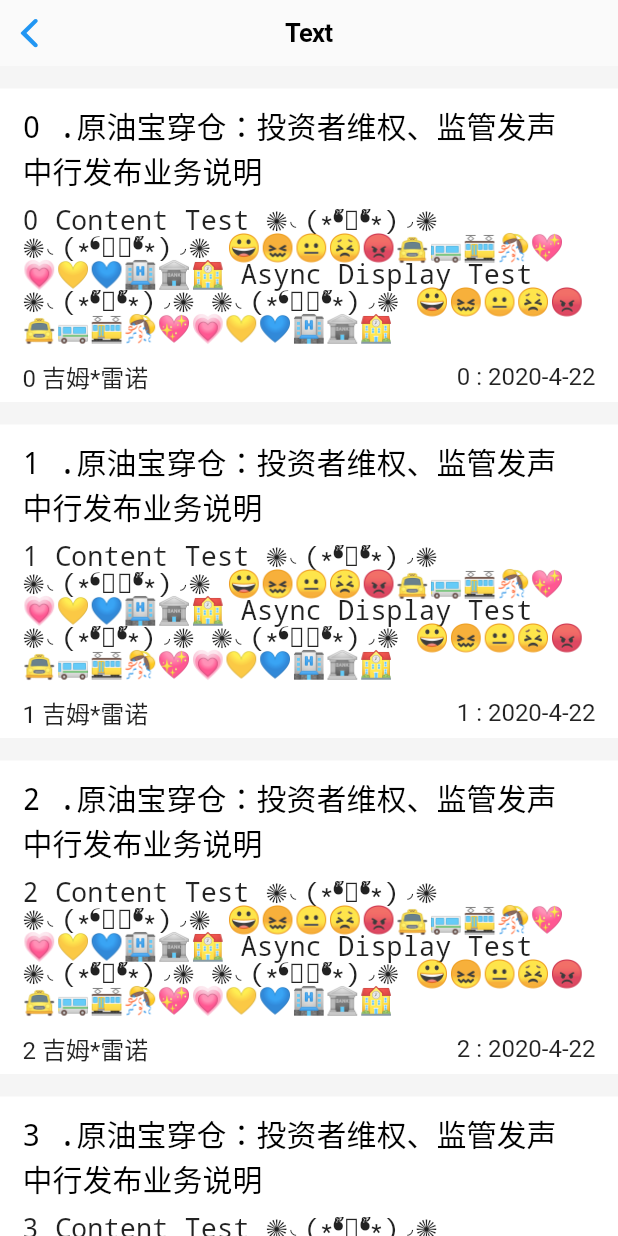
After one commit to huangMingHua/flutter_study, a Flutter app: the ListViewDemo screen opened directly, on a phone screen of 412 x 824 dp. The commit adds this screen. Run offline on Flutter 3.47's test engine with Material 2 defaults, Android fonts, the phone set to English and light mode, and no system bars; network calls fail.

Commit message:
no message

```diff
--- a/lib/pages/home.dart
+++ b/lib/pages/home.dart
@@ -36,7 +36,8 @@ class HomePage extends StatelessWidget {
                           style: Theme.of(context).textTheme.title,
                         ),
                       ),
-                    )),
+                    )
+                    ),
               ),
               Container(
                 margin: EdgeInsets.only(top: 10),
--- /dev/null
+++ b/lib/pages/uiDemo/4ListViewDemo.dart
@@ -0,0 +1,186 @@
+import 'package:flutter/material.dart';
+import 'package:flutter/cupertino.dart';
+
+///ListView内置三种构建方式 builder，默认构建函数和custom
+
+///第一种builder  使用回调函数itemBuilder动态的构建每一个cell
+class ListViewDemo extends StatelessWidget {
+  final dataList = NetDataItem.demoBluilder();
+  @override
+  Widget build(BuildContext context) {
+    return CupertinoPageScaffold(
+      navigationBar: CupertinoNavigationBar(
+        middle: Text('Text'),
+        backgroundColor: Color(0xffffffff),
+      ),
+      child: Container(
+        color: Color(0xFFF5F5F5),
+        child: ListView.builder(
+          ///设置item的个数
+          itemCount: this.dataList.length,
+          itemBuilder: (BuildContext context, int index) {
+            return GestureDetector(
+              child: ListViewCell(item: this.dataList[index]),
+              onTap: () {
+                print("我点击了第" + index.toString() + "个");
+              },
+            );
+          },
+        ),
+      ),
+    );
+  }
+}
+
+class ListViewDemo1 extends StatefulWidget implements SliverChildDelegate {
+  var dataList = NetDataItem.demoBluilder();
+  @override
+  _ListViewDemo1State createState() => _ListViewDemo1State();
+
+  @override
+  void debugFillDescription(List<String> description) {}
+
+  @override
+  void didFinishLayout(int firstIndex, int lastIndex) {}
+
+  @override
+  double estimateMaxScrollOffset(int firstIndex, int lastIndex,
+      double leadingScrollOffset, double trailingScrollOffset) {
+    return null;
+  }
+
+  @override
+  // TODO: implement estimatedChildCount
+  int get estimatedChildCount => 100;
+
+  @override
+  int findIndexByKey(Key key) {
+    // TODO: implement findIndexByKey
+    return 1;
+  }
+
+  @override
+  bool shouldRebuild(SliverChildDelegate oldDelegate) {
+    // TODO: implement shouldRebuild
+    return false;
+  }
+
+  @override
+  Widget build(BuildContext context, int index) {
+    // TODO: implement build
+    return null;
+  }
+}
+
+class _ListViewDemo1State extends State<ListViewDemo1> {
+  void _aActiveChanged() {
+    setState(() {
+      widget.dataList = NetDataItem.demoBluilder();
+    });
+  }
+
+  @override
+  Widget build(BuildContext context) {
+    return CupertinoPageScaffold(
+      navigationBar: CupertinoNavigationBar(
+        middle: Text('Text'),
+        backgroundColor: Color(0xffffffff),
+      ),
+      child: GestureDetector(
+        onTap: _aActiveChanged,
+        child: Container(
+          color: Color(0xFFF5F5F5),
+          child: ListView.custom(childrenDelegate: widget),
+        ),
+      ),
+    );
+  }
+}
+
+///第二种custom  使用类似于ios的UITableViewDelegate方式 由父组件 代理生成cell
+
+class ListViewCell extends StatelessWidget {
+  final NetDataItem item;
+  const ListViewCell({Key key, this.item}) : super(key: key);
+  @override
+  Widget build(BuildContext context) {
+    return Container(
+      margin: EdgeInsets.only(top: 15),
+      padding: EdgeInsets.only(left: 15, right: 15, top: 10, bottom: 5),
+      color: Colors.white,
+      child: Column(
+        children: <Widget>[
+          Container(
+            child: Text(
+              item.titile,
+              maxLines: 100,
+              style: TextStyle(
+                fontSize: 20,
+                color: Colors.black,
+                fontWeight: FontWeight.w500,
+                decoration: TextDecoration.none,
+              ),
+            ),
+          ),
+          Container(
+            margin: EdgeInsets.only(top: 10),
+            child: Text(
+              item.content,
+              maxLines: 100,
+              style: TextStyle(
+                fontSize: 18,
+                color: Colors.black87,
+                fontWeight: FontWeight.normal,
+                height: 1.0,
+                decoration: TextDecoration.none,
+              ),
+            ),
+          ),
+          Container(
+            margin: EdgeInsets.only(top: 10),
+            child: DefaultTextStyle(
+              style: TextStyle(fontSize: 16, color: Colors.black87),
+              child: Row(
+                crossAxisAlignment: CrossAxisAlignment.center,
+                mainAxisAlignment: MainAxisAlignment.spaceBetween,
+                children: <Widget>[
+                  Text(
+                    item.author,
+                  ),
+                  Text(item.dateStr),
+                ],
+              ),
+            ),
+          )
+        ],
+      ),
+    );
+  }
+}
+
+class NetDataItem {
+  String titile;
+  String content;
+  String author;
+  String dateStr;
+  NetDataItem(this.titile, this.content, this.author, this.dateStr);
+  static List<NetDataItem> demoBluilder() {
+    var list = List<NetDataItem>();
+    for (var i = 0; i < 1000; i++) {
+      var title = "$i .原油宝穿仓：投资者维权、监管发声 中行发布业务说明";
+      var content =
+          "$i Content Test ✺◟(∗❛ัᴗ❛ั∗)◞✺ ✺◟(∗❛ัᴗ❛ั∗)◞✺ 😀😖😐😣😡🚖🚌🚋🎊💖💗💛💙🏨🏦🏫 Async Display Test ✺◟(∗❛ัᴗ❛ั∗)◞✺ ✺◟(∗❛ัᴗ❛ั∗)◞✺ 😀😖😐😣😡🚖🚌🚋🎊💖💗💛💙🏨🏦🏫";
+      var author = "$i 吉姆*雷诺";
+      var date = DateTime.now();
+      var dateStr = "$i : " +
+          date.year.toString() +
+          '-' +
+          date.month.toString() +
+          '-' +
+          date.day.toString();
+      var item = NetDataItem(title, content, author, dateStr);
+      list.add(item);
+    }
+    return list;
+  }
+}
--- a/lib/pages/uiDemo/uiDemoList.dart
+++ b/lib/pages/uiDemo/uiDemoList.dart
@@ -3,6 +3,8 @@ import 'package:flutter/cupertino.dart';
 import '1TextDemo.dart';
 import '2ContainerDemo.dart';
 import '3ImageDemo.dart';
+import '4ListViewDemo.dart';
+
 
 class CellItem{
   String name;
@@ -13,6 +15,7 @@ final dataList  = [
   CellItem('TextDemo',(context)=>TextDemo()),
   CellItem('ContainerDemo',(context)=>ContainerDemo()),
   CellItem('ImageDemo',(context)=>ImageDemo()),
+  CellItem('ListViewDemo',(context)=>ListViewDemo()),
 
 ];
 
```
Also changed, not shown: lib/pages/uiDemo/1TextDemo.dart (+28 -16 lines), lib/pages/uiDemo/2ContainerDemo.dart (+12 -7 lines), lib/pages/uiDemo/3ImageDemo.dart (+34 -28 lines).
